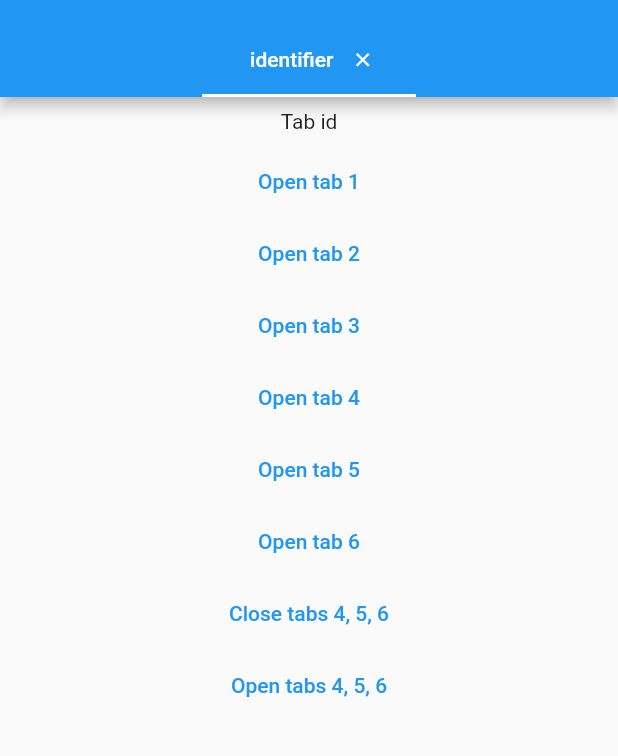
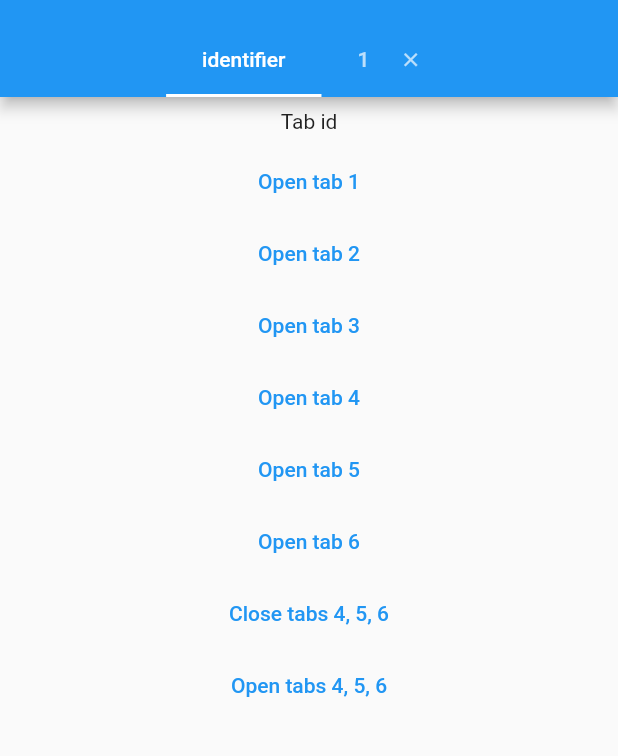
Before and after one commit to NamanShergill/flutter_dynamic_tabs, a Flutter app: the screen it shows after launch, on a phone screen of 412 x 824 dp, the part 59-815 px from its top. Run offline on Flutter 3.47's test engine with Material 2 defaults, Android fonts, the phone set to English and light mode, and no system bars.

Commit message:
new constructor added

```diff
--- a/example/lib/main.dart
+++ b/example/lib/main.dart
@@ -30,32 +30,37 @@ class _MyHomePageState extends State<MyHomePage> {
     return SafeArea(
       child: DynamicTabsWrapper(
         controller: dynamicTabsController,
-        tabs: [
-          DynamicTab(label: 'identifier', isInitiallyActive: true),
-          DynamicTab(label: '1'),
-          DynamicTab(label: '2'),
-          DynamicTab(label: '3'),
-          DynamicTab(label: '4'),
-          DynamicTab(label: '5'),
-          DynamicTab(label: '6'),
-        ],
-        tabViews: [
-          DynamicTabView(
-              identifier: 'identifier',
-              child: Test(dynamicTabsController, 'id')),
-          DynamicTabView(
-              identifier: '1',
-              child: InkWell(child: Test(dynamicTabsController, '1'))),
-          DynamicTabView(
-              identifier: '2', child: Test(dynamicTabsController, '2')),
-          DynamicTabView(
-              identifier: '3', child: Test(dynamicTabsController, '3')),
-          DynamicTabView(
-              identifier: '4', child: Test(dynamicTabsController, '4')),
-          DynamicTabView(
-              identifier: '5', child: Test(dynamicTabsController, '5')),
-          DynamicTabView(
-              identifier: '6', child: Test(dynamicTabsController, '6')),
+        tabsData: [
+          DynamicTabData(
+            dynamicTab: DynamicTab(label: 'identifier', isDismissible: false),
+            tabViewChild: Test(dynamicTabsController, 'id'),
+          ),
+          DynamicTabData(
+            dynamicTab: DynamicTab(label: '1', isInitiallyActive: true),
+            tabViewChild: InkWell(
+              child: Test(dynamicTabsController, '1'),
+            ),
+          ),
+          DynamicTabData(
+            dynamicTab: DynamicTab(label: '2'),
+            tabViewChild: Test(dynamicTabsController, '2'),
+          ),
+          DynamicTabData(
+            dynamicTab: DynamicTab(label: '3'),
+            tabViewChild: Test(dynamicTabsController, '3'),
+          ),
+          DynamicTabData(
+            dynamicTab: DynamicTab(label: '4'),
+            tabViewChild: Test(dynamicTabsController, '4'),
+          ),
+          DynamicTabData(
+            dynamicTab: DynamicTab(label: '5'),
+            tabViewChild: Test(dynamicTabsController, '5'),
+          ),
+          DynamicTabData(
+            dynamicTab: DynamicTab(label: '6'),
+            tabViewChild: Test(dynamicTabsController, '6'),
+          ),
         ],
         builder: (context, tabBar, tabView) {
           return Scaffold(
--- a/lib/src/dynamic_tabs_wrapper.dart
+++ b/lib/src/dynamic_tabs_wrapper.dart
@@ -1,11 +1,33 @@
 import 'package:flutter/cupertino.dart';
 import 'package:flutter/material.dart';
+import 'package:flutter_dynamic_tabs/flutter_dynamic_tabs.dart';
 import 'package:flutter_dynamic_tabs/src/models/dynamic_tab_settings.dart';
 import 'package:flutter_dynamic_tabs/src/modified/modified_tab_bar.dart'
     show ModifiedTabBar, ModifiedTabBarView;
 
+class DynamicTabData {
+  DynamicTabData({required this.dynamicTab, required this.tabViewChild})
+      : _dynamicTabView = DynamicTabView(
+            child: tabViewChild, identifier: dynamicTab.identifier);
+  final DynamicTab dynamicTab;
+  final Widget tabViewChild;
+  final DynamicTabView _dynamicTabView;
+}
+
 class DynamicTabsWrapper extends StatefulWidget {
-  const DynamicTabsWrapper({
+  DynamicTabsWrapper({
+    required this.controller,
+    required List<DynamicTabData> tabsData,
+    required this.builder,
+    this.onTabClose,
+    this.tabBuilder,
+    this.tabBarSettings,
+    Key? key,
+    this.tabViewSettings,
+  })  : tabs = tabsData.map((e) => e.dynamicTab).toList(),
+        tabViews = tabsData.map((e) => e._dynamicTabView).toList(),
+        super(key: key);
+  const DynamicTabsWrapper.segregated({
     required this.controller,
     required this.tabs,
     required this.tabViews,
@@ -107,12 +129,13 @@ class _DynamicTabsWrapperState extends State<DynamicTabsWrapper>
                 icon: item.icon,
                 key: item.key,
                 child: Row(
+                  mainAxisSize: MainAxisSize.min,
+                  mainAxisAlignment: MainAxisAlignment.spaceBetween,
                   children: [
                     Padding(
                       padding: EdgeInsets.only(
                           left: item.childPadding.left,
-                          right:
-                              item.isDismissible ? 0 : item.childPadding.right,
+                          right: item.childPadding.right,
                           bottom: item.childPadding.bottom,
                           top: item.childPadding.top),
                       child: item.child == null && item.label != null
@@ -121,7 +144,7 @@ class _DynamicTabsWrapperState extends State<DynamicTabsWrapper>
                     ),
                     if (item.isDismissible)
                       Padding(
-                        padding: item.closeButtonMargin,
+                        padding: item.closeButtonPadding,
                         child: Material(
                           color: Colors.transparent,
                           child: InkWell(
@@ -377,10 +400,10 @@ class DynamicTab {
       this.isDismissible = true,
       this.key,
       this.height,
-      this.closeButtonMargin = const EdgeInsets.symmetric(horizontal: 8),
+      this.closeButtonPadding = const EdgeInsets.only(left: 8),
       this.isFocusedOnInit = false,
       this.icon,
-      this.childPadding = const EdgeInsets.symmetric(horizontal: 16),
+      this.childPadding = const EdgeInsets.symmetric(horizontal: 8),
       this.iconMargin = const EdgeInsets.only(bottom: 10.0),
       bool isInitiallyActive = false})
       : assert(label != null || identifier != null,
@@ -407,12 +430,15 @@ class DynamicTab {
   final String identifier;
   final bool isDismissible;
   final bool isInitiallyActive;
-  final EdgeInsets closeButtonMargin;
+  final EdgeInsets closeButtonPadding;
   final EdgeInsetsGeometry iconMargin;
 }
 
 class DynamicTabView {
-  DynamicTabView({required this.identifier, required this.child});
+  DynamicTabView({
+    required this.child,
+    required this.identifier,
+  });
   final Widget child;
   final String identifier;
 }
```
Also changed, not shown: example/pubspec.lock.
